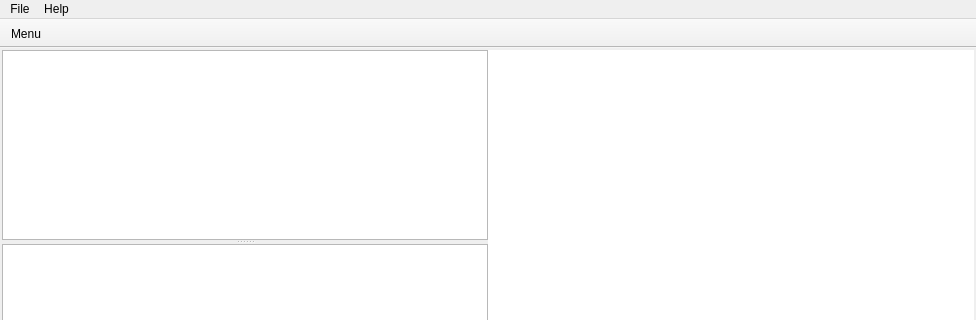
This is resources/ui/main_win.ui in Houston4444/Patchichi as Qt 5 draws it before an edit; both pictures show x 0 to 976 and y 0 to 320 of the 976 by 657 pixel window. The edited form follows.
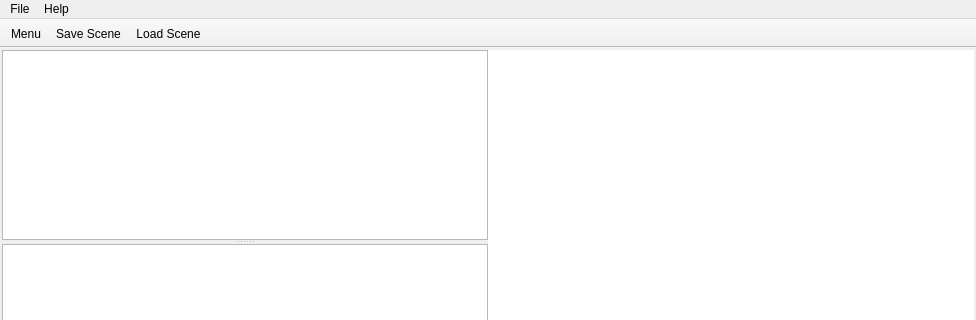
This is the edited form. Icons and pictures are not drawn. Custom widgets are drawn as their Qt base class.

Commit message: add save load actions tool buttons

What changed in the file:
```diff
--- a/resources/ui/main_win.ui
+++ b/resources/ui/main_win.ui
@@ -122,6 +122,8 @@
     <bool>false</bool>
    </attribute>
    <addaction name="actionMainMenu"/>
+   <addaction name="actionSaveScene"/>
+   <addaction name="actionLoadScene"/>
   </widget>
   <action name="actionShowMenuBar">
    <property name="checkable">
@@ -174,6 +176,28 @@
     <string>Menu</string>
    </property>
   </action>
+  <action name="actionSaveScene">
+   <property name="icon">
+    <iconset theme="document-save"/>
+   </property>
+   <property name="text">
+    <string>Save Scene</string>
+   </property>
+   <property name="shortcut">
+    <string>Ctrl+S</string>
+   </property>
+  </action>
+  <action name="actionLoadScene">
+   <property name="icon">
+    <iconset theme="document-open"/>
+   </property>
+   <property name="text">
+    <string>Load Scene</string>
+   </property>
+   <property name="shortcut">
+    <string>Ctrl+O</string>
+   </property>
+  </action>
  </widget>
  <customwidgets>
   <customwidget>
```
Left out of the diff: 6 changed lines with no effect on the pictures.
